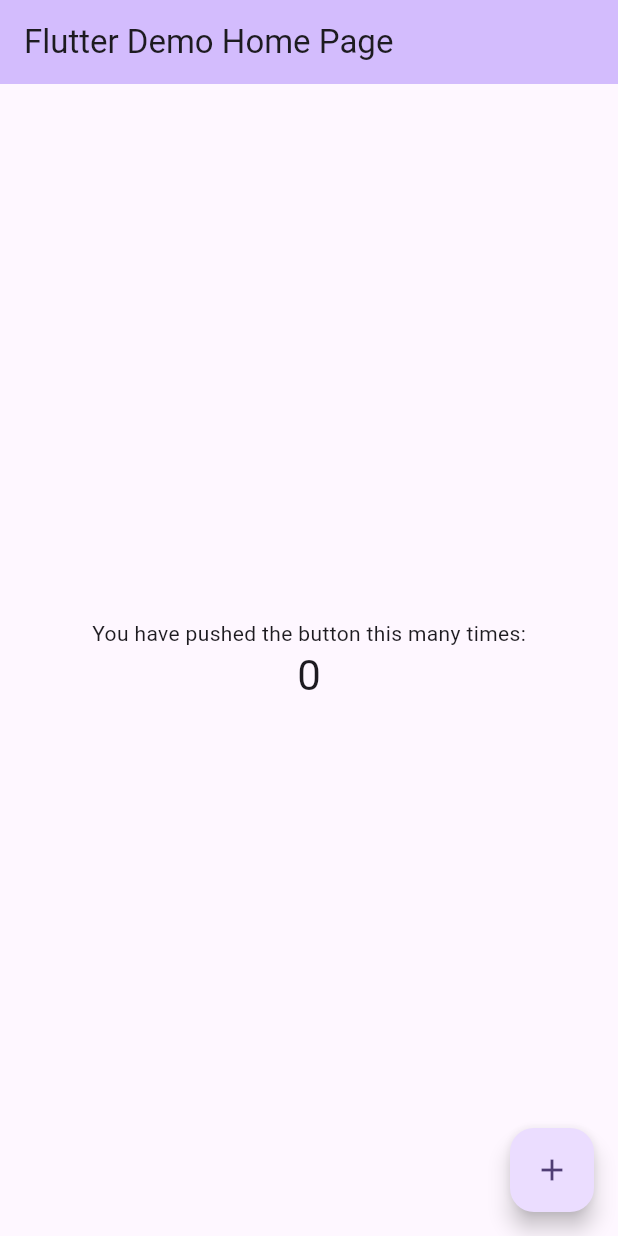
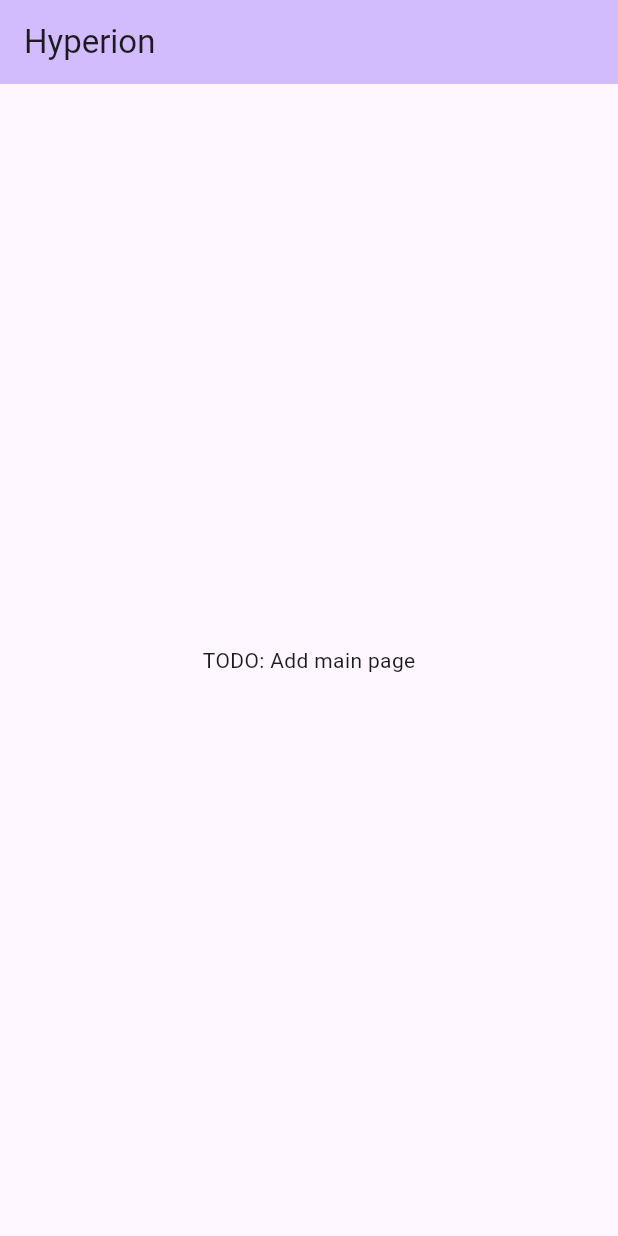
Before and after one commit to benjamin6817/hyperion-issue-manager, a Flutter app: the screen it shows after launch, on a phone screen of 412 x 824 dp. Run offline on Flutter 3.47's test engine with Material 2 defaults, Android fonts, the phone set to English and light mode, and no system bars.

Commit message:
clean up main file

```diff
--- a/hyperion_app/lib/main.dart
+++ b/hyperion_app/lib/main.dart
@@ -1,125 +1,47 @@
 import 'package:flutter/material.dart';
 
 void main() {
-  runApp(const MyApp());
+  runApp(const App());
 }
 
-class MyApp extends StatelessWidget {
-  const MyApp({super.key});
+class App extends StatelessWidget {
+  const App({super.key});
 
-  // This widget is the root of your application.
   @override
   Widget build(BuildContext context) {
     return MaterialApp(
       title: 'Flutter Demo',
       theme: ThemeData(
-        // This is the theme of your application.
-        //
-        // TRY THIS: Try running your application with "flutter run". You'll see
-        // the application has a blue toolbar. Then, without quitting the app,
-        // try changing the seedColor in the colorScheme below to Colors.green
-        // and then invoke "hot reload" (save your changes or press the "hot
-        // reload" button in a Flutter-supported IDE, or press "r" if you used
-        // the command line to start the app).
-        //
-        // Notice that the counter didn't reset back to zero; the application
-        // state is not lost during the reload. To reset the state, use hot
-        // restart instead.
-        //
-        // This works for code too, not just values: Most code changes can be
-        // tested with just a hot reload.
         colorScheme: ColorScheme.fromSeed(seedColor: Colors.deepPurple),
         useMaterial3: true,
       ),
-      home: const MyHomePage(title: 'Flutter Demo Home Page'),
+      home: const MyHomePage(title: 'Hyperion'),
     );
   }
 }
 
-class MyHomePage extends StatefulWidget {
+class MyHomePage extends StatelessWidget {
   const MyHomePage({super.key, required this.title});
-
-  // This widget is the home page of your application. It is stateful, meaning
-  // that it has a State object (defined below) that contains fields that affect
-  // how it looks.
-
-  // This class is the configuration for the state. It holds the values (in this
-  // case the title) provided by the parent (in this case the App widget) and
-  // used by the build method of the State. Fields in a Widget subclass are
-  // always marked "final".
 
   final String title;
 
   @override
-  State<MyHomePage> createState() => _MyHomePageState();
-}
-
-class _MyHomePageState extends State<MyHomePage> {
-  int _counter = 0;
-
-  void _incrementCounter() {
-    setState(() {
-      // This call to setState tells the Flutter framework that something has
-      // changed in this State, which causes it to rerun the build method below
-      // so that the display can reflect the updated values. If we changed
-      // _counter without calling setState(), then the build method would not be
-      // called again, and so nothing would appear to happen.
-      _counter++;
-    });
-  }
-
-  @override
   Widget build(BuildContext context) {
-    // This method is rerun every time setState is called, for instance as done
-    // by the _incrementCounter method above.
-    //
-    // The Flutter framework has been optimized to make rerunning build methods
-    // fast, so that you can just rebuild anything that needs updating rather
-    // than having to individually change instances of widgets.
     return Scaffold(
       appBar: AppBar(
-        // TRY THIS: Try changing the color here to a specific color (to
-        // Colors.amber, perhaps?) and trigger a hot reload to see the AppBar
-        // change color while the other colors stay the same.
         backgroundColor: Theme.of(context).colorScheme.inversePrimary,
-        // Here we take the value from the MyHomePage object that was created by
-        // the App.build method, and use it to set our appbar title.
-        title: Text(widget.title),
+        title: Text(title),
       ),
-      body: Center(
-        // Center is a layout widget. It takes a single child and positions it
-        // in the middle of the parent.
+      body: const Center(
         child: Column(
-          // Column is also a layout widget. It takes a list of children and
-          // arranges them vertically. By default, it sizes itself to fit its
-          // children horizontally, and tries to be as tall as its parent.
-          //
-          // Column has various properties to control how it sizes itself and
-          // how it positions its children. Here we use mainAxisAlignment to
-          // center the children vertically; the main axis here is the vertical
-          // axis because Columns are vertical (the cross axis would be
-          // horizontal).
-          //
-          // TRY THIS: Invoke "debug painting" (choose the "Toggle Debug Paint"
-          // action in the IDE, or press "p" in the console), to see the
-          // wireframe for each widget.
           mainAxisAlignment: MainAxisAlignment.center,
           children: <Widget>[
-            const Text(
-              'You have pushed the button this many times:',
-            ),
             Text(
-              '$_counter',
-              style: Theme.of(context).textTheme.headlineMedium,
+              'TODO: Add main page',
             ),
           ],
         ),
       ),
-      floatingActionButton: FloatingActionButton(
-        onPressed: _incrementCounter,
-        tooltip: 'Increment',
-        child: const Icon(Icons.add),
-      ), // This trailing comma makes auto-formatting nicer for build methods.
     );
   }
 }
```
Also changed, not shown: hyperion_app/lib/widgets/list.dart (added), 1 other file.
